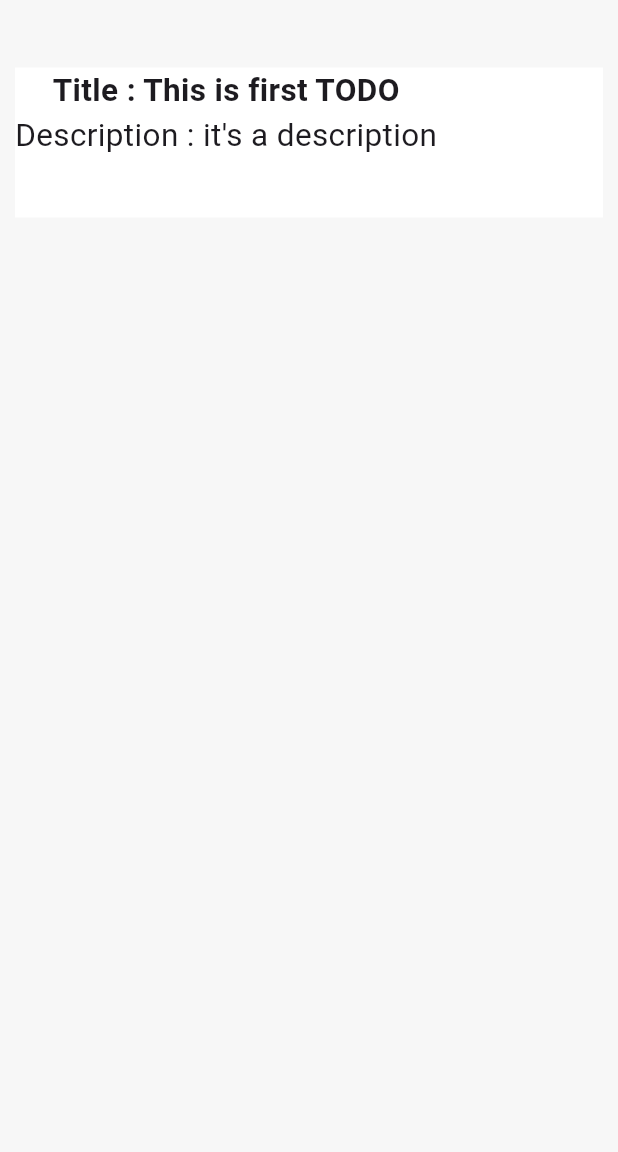
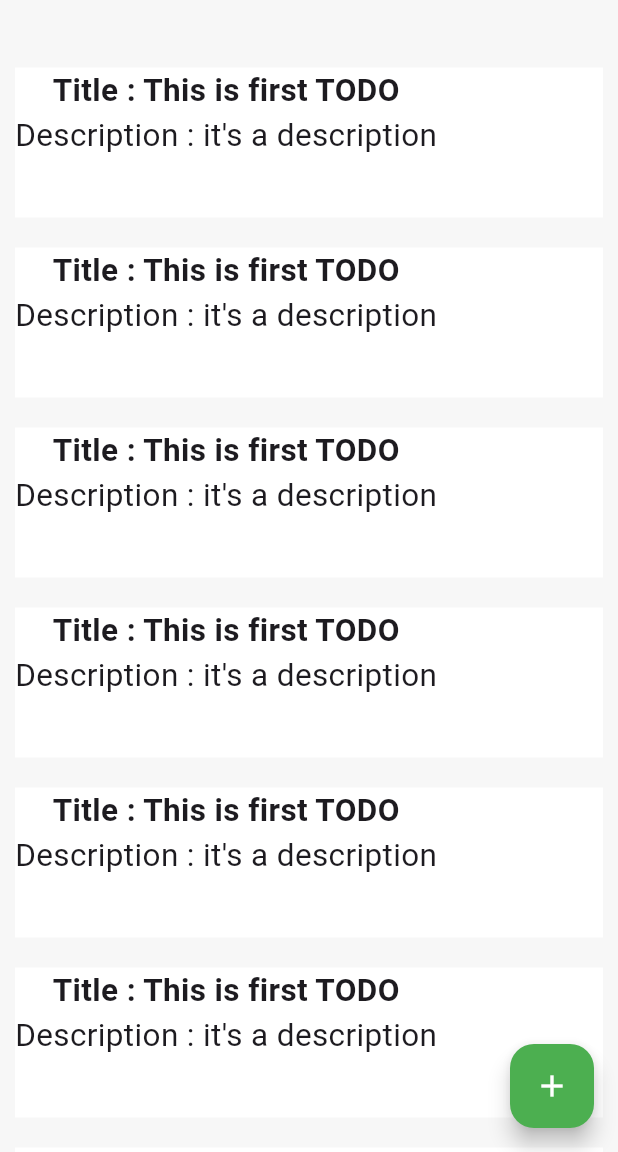
Before and after one commit to sagardhadke/Taski, a Flutter app: the MyHome screen opened directly, on a phone screen of 412 x 824 dp, the part 84-1236 px from its top. Run offline on Flutter 3.47's test engine with Material 3 defaults, Android fonts, the phone set to English and light mode, and no system bars; drawn by our look-alikes of flutter_slidable; our stand-ins replace google_fonts; Roboto replaces fonts that are missing (Iceberg).

Commit message:
Added Listview

```diff
--- a/lib/Auth/login.dart
+++ b/lib/Auth/login.dart
@@ -1,8 +1,4 @@
-import 'package:flutter/material.dart';
-import 'package:google_fonts/google_fonts.dart';
 import 'package:taski/Exports/MyExports.dart';
-import 'package:taski/View/Home.dart';
-import 'package:taski/Widget/AddTasks.dart';
 
 class MyLogin extends StatefulWidget {
   const MyLogin({super.key});
--- a/lib/Exports/MyExports.dart
+++ b/lib/Exports/MyExports.dart
@@ -6,3 +6,7 @@ export 'package:taski/Auth/Sign Up.dart';
 export 'package:taski/Splash.dart';
 
 export 'package:provider/provider.dart';
+
+export 'package:taski/View/Home.dart';
+
+export 'package:google_fonts/google_fonts.dart';
--- a/lib/View/Home.dart
+++ b/lib/View/Home.dart
@@ -1,6 +1,7 @@
 import 'package:flutter/material.dart';
+import 'package:flutter_slidable/flutter_slidable.dart';
 import 'package:google_fonts/google_fonts.dart';
-import 'package:taski/Widget/AddTasks.dart';
+import 'package:taski/View/AddTodo.dart';
 
 class MyHome extends StatefulWidget {
   const MyHome({super.key});
@@ -13,6 +14,17 @@ class _MyHomeState extends State<MyHome> {
   @override
   Widget build(BuildContext context) {
     return Scaffold(
+      floatingActionButton: FloatingActionButton(
+        onPressed: () {
+          Navigator.push(
+              context, MaterialPageRoute(builder: (context) => AddTodo()));
+        },
+        backgroundColor: Colors.green,
+        child: Icon(
+          Icons.add,
+          color: Colors.white,
+        ),
+      ),
       backgroundColor: const Color(0xFFF7F7F7),
       appBar: AppBar(
         title: Text(
@@ -25,7 +37,82 @@ class _MyHomeState extends State<MyHome> {
         ),
         backgroundColor: Colors.green,
       ),
-      body: Column(children: [SizedBox(height: 35), AddTasks()]),
+      body: Column(mainAxisAlignment: MainAxisAlignment.center, children: [
+        SizedBox(height: 35),
+        // Text("data")
+        Expanded(
+          child: ListView.builder(
+            itemCount: 15,
+            itemBuilder: (context, index) {
+              return Slidable(
+        endActionPane: ActionPane(
+          motion: DrawerMotion(),
+          children: [
+            SlidableAction(
+              onPressed: (context) {
+                showDialog(
+                    context: context,
+                    builder: (context) {
+                      return AlertDialog.adaptive(
+                        title: Text("Do you want to Update Your Note!"),
+                        content: Text("Update Your Notes"),
+                        actions: [
+                          ElevatedButton(
+                              onPressed: () {}, child: Text("Update"))
+                        ],
+                      );
+                    });
+              },
+              backgroundColor: Color(0xFF21B7CA),
+              foregroundColor: Colors.white,
+              icon: Icons.add_box_outlined,
+              label: 'Update',
+            ),
+            SlidableAction(
+              onPressed: (context) {},
+              backgroundColor: Color(0xFF7BC043),
+              foregroundColor: Colors.white,
+              icon: Icons.done_all_outlined,
+              label: 'Done',
+            ),
+          ],
+        ),
+        startActionPane: ActionPane(motion: DrawerMotion(), children: [
+          SlidableAction(
+            onPressed: (context) {},
+            backgroundColor: Color(0xFFFE4A49),
+            foregroundColor: Colors.white,
+            icon: Icons.delete,
+            label: 'Delete',
+          ),
+        ]),
+        child: Container(
+          alignment: Alignment.topLeft,
+          margin: EdgeInsets.all(10),
+          decoration: BoxDecoration(
+            color: const Color(0xFFFFFFFF),
+          ),
+          height: 100,
+          width: double.infinity,
+          child: Column(
+            children: [
+              Text(
+                "Title : This is first TODO",
+                style: GoogleFonts.iceberg(
+                    textStyle:
+                        TextStyle(fontSize: 21, fontWeight: FontWeight.bold)),
+              ),
+              Text(
+                "Description : it's a description",
+                style: GoogleFonts.iceberg(textStyle: TextStyle(fontSize: 21)),
+              )
+            ],
+          ),
+        ));
+            },
+          ),
+        )
+      ]),
     );
   }
 }
```
Also changed, not shown: lib/View/AddTodo.dart (added, +22 -0 lines), lib/main.dart (+6 -6 lines), lib/Widget/DummyLayout.dart (renamed from lib/Widget/AddTasks.dart).
